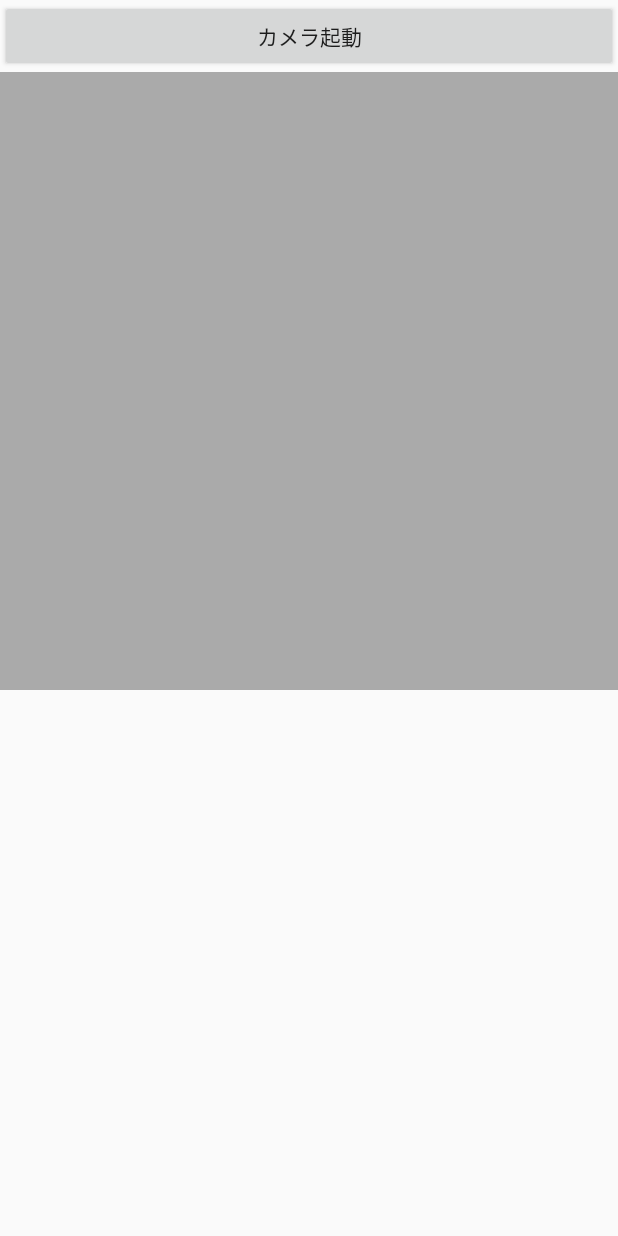
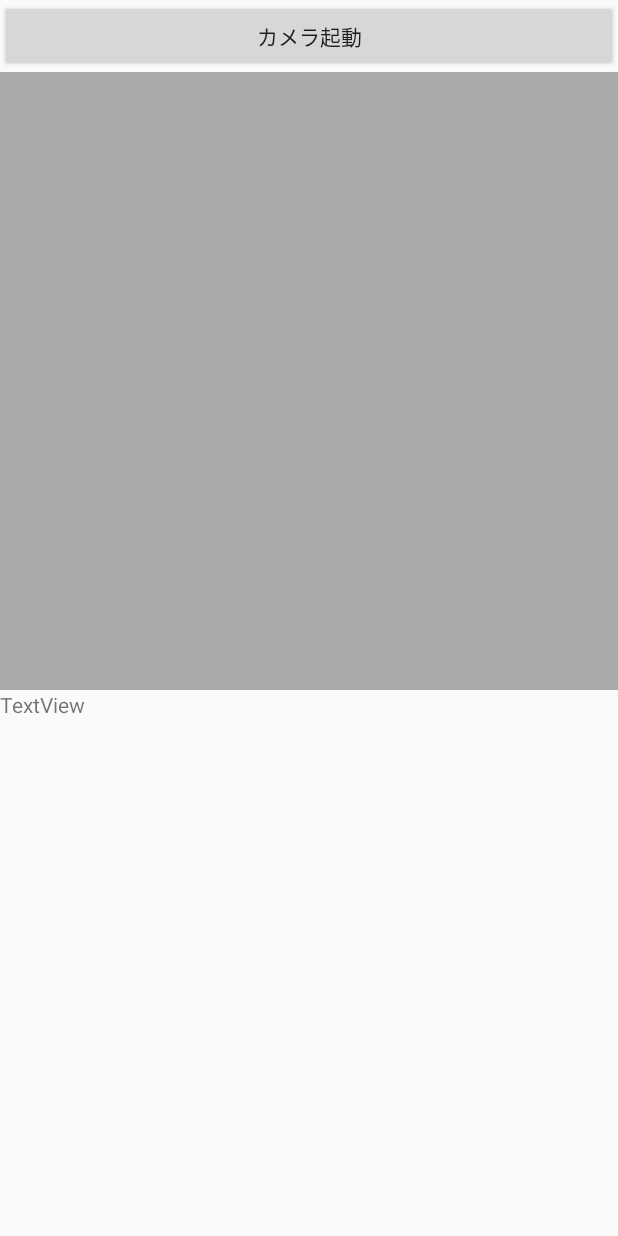
Before and after one commit to fieldhawker/QiitaAppKotlin, an Android app: the CameraActivity screen opened directly, with no data from a screen before it, on a phone screen of 412 x 824 dp. Run offline under Robolectric (Android 15) with nearby library versions, the phone set to English and light mode, and no system bars.

Commit message:
画像内容の問い合わせの仮作成

```diff
--- a/app/app/src/main/res/layout/activity_camera.xml
+++ b/app/app/src/main/res/layout/activity_camera.xml
@@ -1,6 +1,7 @@
 <?xml version="1.0" encoding="utf-8"?>
 <android.support.constraint.ConstraintLayout xmlns:android="http://schemas.android.com/apk/res/android"
     xmlns:app="http://schemas.android.com/apk/res-auto"
+    xmlns:tools="http://schemas.android.com/tools"
     android:layout_width="match_parent"
     android:layout_height="match_parent">
 
@@ -25,8 +26,16 @@
             android:layout_height="match_parent"
             app:srcCompat="@android:color/darker_gray" />
 
+        <TextView
+            android:id="@+id/fileContent"
+            android:layout_width="match_parent"
+            android:layout_height="wrap_content"
+            android:text="TextView"
+            tools:layout_editor_absoluteX="98dp"
+            tools:layout_editor_absoluteY="491dp" />
 
     </LinearLayout>
 
 
+
 </android.support.constraint.ConstraintLayout>
```
Also changed, not shown: app/app/src/main/java/com/product/hawker/qiitaappkotlin/activity/CameraActivity.kt (+42 -1 lines), app/app/src/main/java/com/product/hawker/qiitaappkotlin/client/ClarifaiAsyncClient.kt (added, +51 -0 lines).
